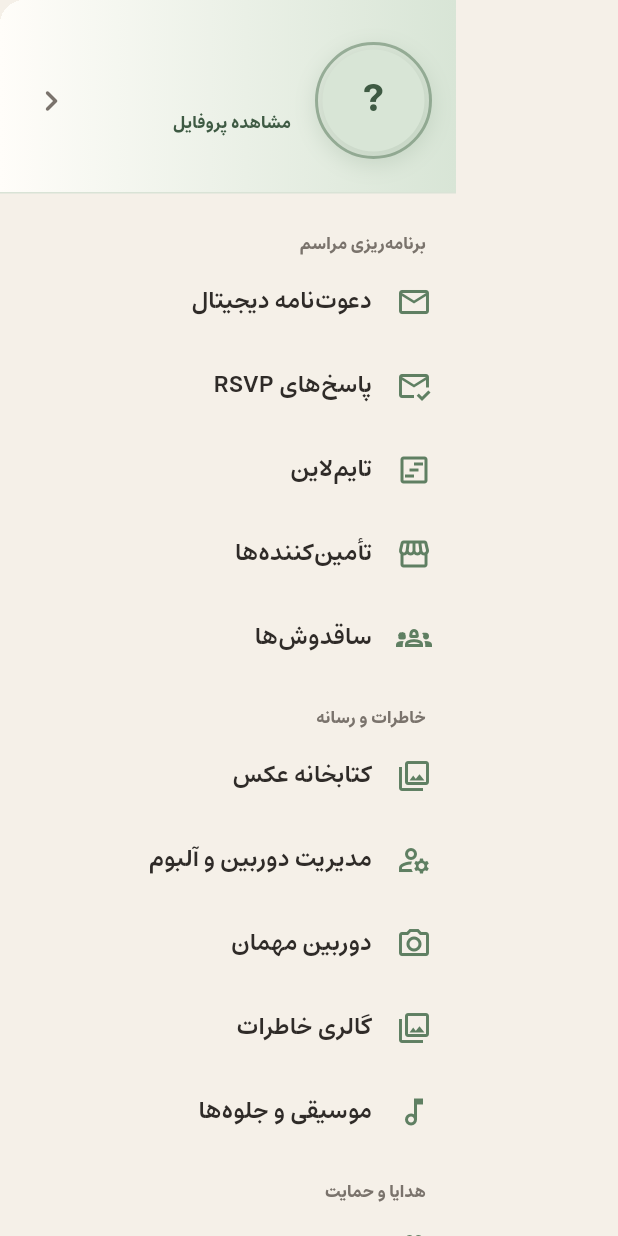
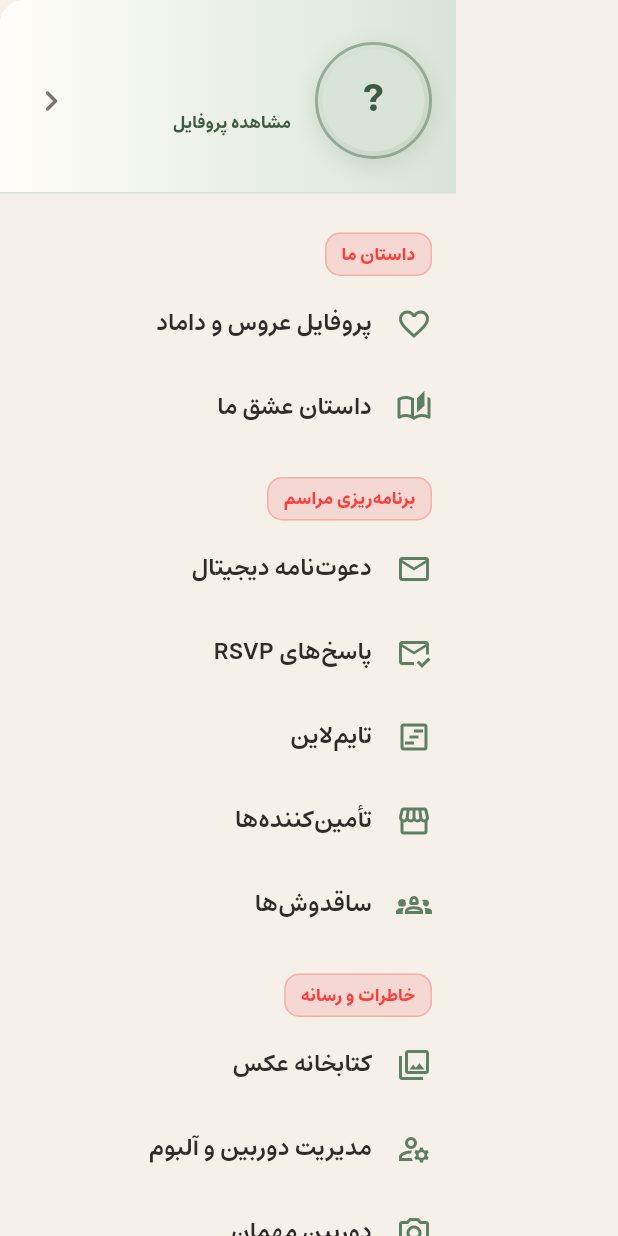
Before and after one commit to OpsyCore/wedding-time-app, a Flutter app: the AppDrawer widget shown alone on an empty page, opened directly with empty values, on a phone screen of 412 x 824 dp. Run offline on Flutter 3.47's test engine with Material 3 defaults, Android fonts, the phone set to English and light mode, and no system bars; our stand-ins replace cached_network_image, cloud_firestore, firebase_auth, firebase_core, image_picker, just_audio and 6 more; missing offline and left inert: audio_session, dart:html; accounts and stored records are empty; statements that could not run were skipped.

Commit message:
ui: move 'Our story' section to top; bright-red highlighted section headers in drawer
Co-authored-by: arena-agent <297053741+arena-agent@users.noreply.github.com>

```diff
--- a/lib/widgets/app_drawer.dart
+++ b/lib/widgets/app_drawer.dart
@@ -244,6 +244,37 @@ class AppDrawer extends StatelessWidget {
                   child: ListView(
                     padding: const EdgeInsets.symmetric(vertical: 8),
                     children: [
+                      // ── داستان ما (بالای همه) ──
+                      _section(context, 'داستان ما', 'Our story'),
+                      _item(
+                        context,
+                        Icons.favorite_outline,
+                        t('couple_profile'),
+                        () {
+                          Navigator.push(
+                            context,
+                            MaterialPageRoute(
+                              builder: (_) =>
+                                  CoupleProfileScreen(weddingId: weddingId),
+                            ),
+                          );
+                        },
+                      ),
+                      _item(
+                        context,
+                        Icons.auto_stories_outlined,
+                        t('love_story'),
+                        () {
+                          Navigator.push(
+                            context,
+                            MaterialPageRoute(
+                              builder: (_) =>
+                                  LoveStoryScreen(weddingId: weddingId),
+                            ),
+                          );
+                        },
+                      ),
+
                       // ── برنامه‌ریزی (پراستفاده‌ترین‌ها اول) ──
                       _section(context, 'برنامه‌ریزی مراسم', 'Planning'),
                       _item(context, Icons.mail_outline, t('invitation'), () {
@@ -439,37 +470,6 @@ class AppDrawer extends StatelessWidget {
                           ),
                         );
                       }),
-
-                      // ── داستان ما ──
-                      _section(context, 'داستان ما', 'Our story'),
-                      _item(
-                        context,
-                        Icons.favorite_outline,
-                        t('couple_profile'),
-                        () {
-                          Navigator.push(
-                            context,
-                            MaterialPageRoute(
-                              builder: (_) =>
-                                  CoupleProfileScreen(weddingId: weddingId),
-                            ),
-                          );
-                        },
-                      ),
-                      _item(
-                        context,
-                        Icons.auto_stories_outlined,
-                        t('love_story'),
-                        () {
-                          Navigator.push(
-                            context,
-                            MaterialPageRoute(
-                              builder: (_) =>
-                                  LoveStoryScreen(weddingId: weddingId),
-                            ),
-                          );
-                        },
-                      ),
 
                       // ── حساب و تنظیمات ──
                       _section(context, 'حساب و تنظیمات', 'Account & settings'),
@@ -973,15 +973,27 @@ class AppDrawer extends StatelessWidget {
   }
 
   Widget _section(BuildContext context, String fa, String en) {
+    const red = Color(0xFFFF3B3B); // قرمز روشن
     return Padding(
-      padding: const EdgeInsets.fromLTRB(20, 18, 20, 2),
-      child: Text(
-        AppLang.I.isFa ? fa : en,
-        style: TextStyle(
-          color: AppTok.textSoft(context),
-          fontSize: 11.5,
-          fontWeight: FontWeight.w800,
-          letterSpacing: 0.6,
+      padding: const EdgeInsets.fromLTRB(16, 18, 16, 4),
+      child: Align(
+        alignment: AlignmentDirectional.centerStart,
+        child: Container(
+          padding: const EdgeInsets.symmetric(horizontal: 10, vertical: 5),
+          decoration: BoxDecoration(
+            color: red.withValues(alpha: 0.13),
+            borderRadius: BorderRadius.circular(10),
+            border: Border.all(color: red.withValues(alpha: 0.28)),
+          ),
+          child: Text(
+            AppLang.I.isFa ? fa : en,
+            style: const TextStyle(
+              color: red,
+              fontSize: 12,
+              fontWeight: FontWeight.w800,
+              letterSpacing: 0.6,
+            ),
+          ),
         ),
       ),
     );
```
